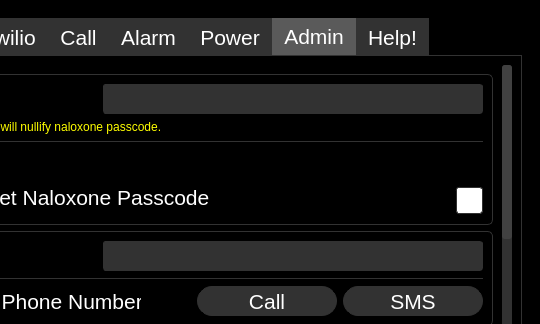
The window that qt_design/main_window.ui (zyl120/Naloxone_Safety_Kit) describes before a commit, drawn with Qt 5; both pictures show x 260 to 800 and y 0 to 324 of the 800 by 480 pixel window.
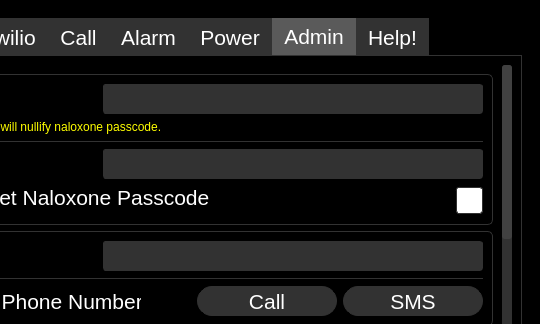
The same window after the commit. The open tabs and pages were chosen to show the change. Icons and pictures are not drawn.

Commit message: remove unused line terminator

Diff of the .ui file:
```diff
--- a/qt_design/main_window.ui
+++ b/qt_design/main_window.ui
@@ -3862,7 +3862,7 @@
                         </font>
                        </property>
                        <property name="styleSheet">
-                        <string notr="true">color: white; background-color: rgb(50,50,50); border-radius:3px;border-color: rgb(50,50,50);border-width: 1px;border-style: solid; </string>
+                        <string notr="true">color: white; background-color: rgb(50,50,50); border-radius:3px;border-color: rgb(50,50,50);border-width: 1px;border-style: solid;</string>
                        </property>
                        <property name="echoMode">
                         <enum>QLineEdit::Password</enum>
```
Left out of the diff: 2 changed lines with no effect on the pictures. The commit also changes 2 other files.
